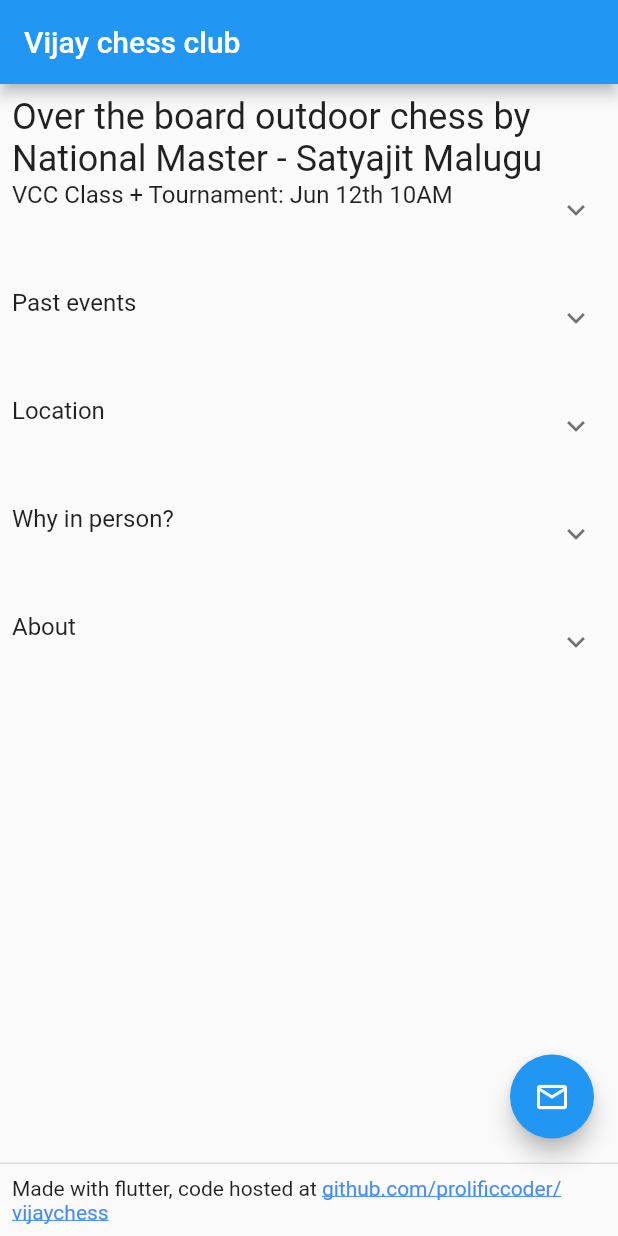
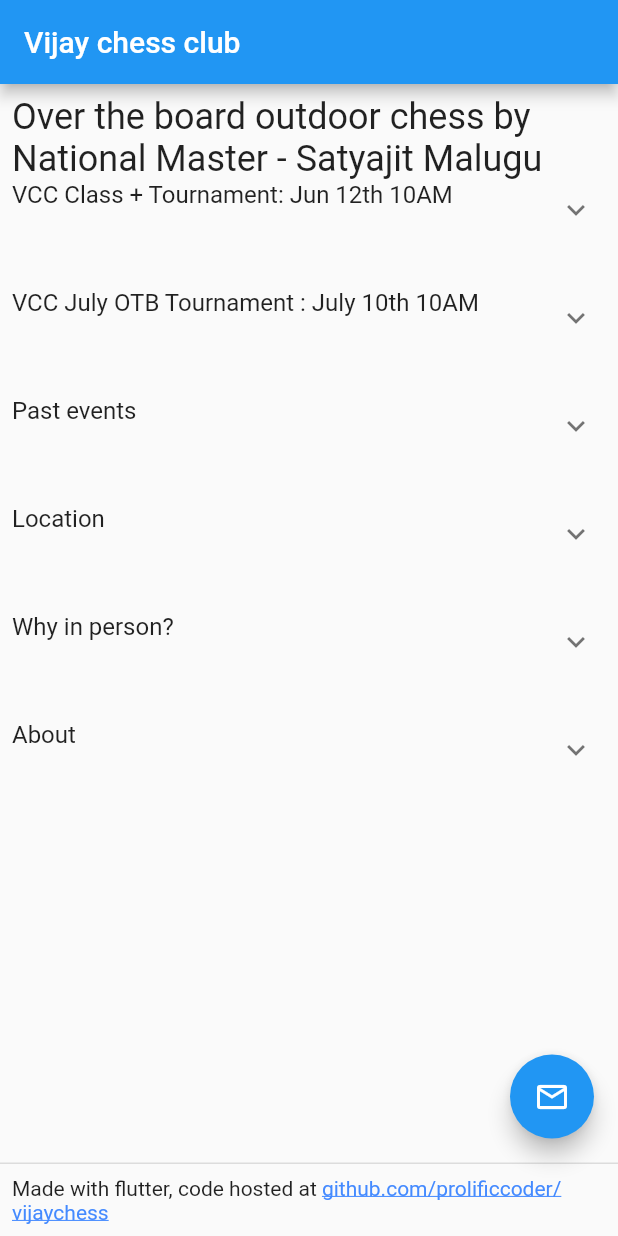
Before and after one commit to prolificcoder/vijaychess, a Flutter app: the screen it shows after launch, on a phone screen of 412 x 824 dp. Run offline on Flutter 3.47's test engine with Material 2 defaults, Android fonts, the phone set to English and light mode, and no system bars; drawn by our look-alikes of expandable, flutter_linkify; our stand-ins replace carousel_slider; missing offline and left inert: mailto.

Commit message:
add new event and update description

```diff
--- a/lib/main.dart
+++ b/lib/main.dart
@@ -78,6 +78,18 @@ Masks are required for class time.
 Class will be focused on opening principles and exploitation of opening mistakes.
 Tournament Game 25 + 5 sec increment. Mini swiss/Quad 3 round event. Real pieces, real clock, real notation.
 If you would like class only or tournament only for a lower price, that's an option too.
+
+\$50 entry fee. Prize fund 50% of entree fees. Special prize for notation accuracy.'''),
+                ),
+                SizedBox(height: 16),
+                ExpandablePanel(
+                  header: Text('VCC July OTB Tournament : July 10th 10AM',
+                      style: Theme.of(context).textTheme.subtitle1),
+                  collapsed: Text(''),
+                  expanded: Text('''Over the board tournament and pizza
+Firt round starts at 10. Pizza will be served as lunch.
+Masks are required for entire duration.
+Tournament Game 25 + 5 sec increment. Mini swiss/Quad 3 round event. Real pieces, real clock, real notation.
 
 \$50 entry fee. Prize fund 50% of entree fees. Special prize for notation accuracy.'''),
                 ),
```
Also changed, not shown: 1 other file.
